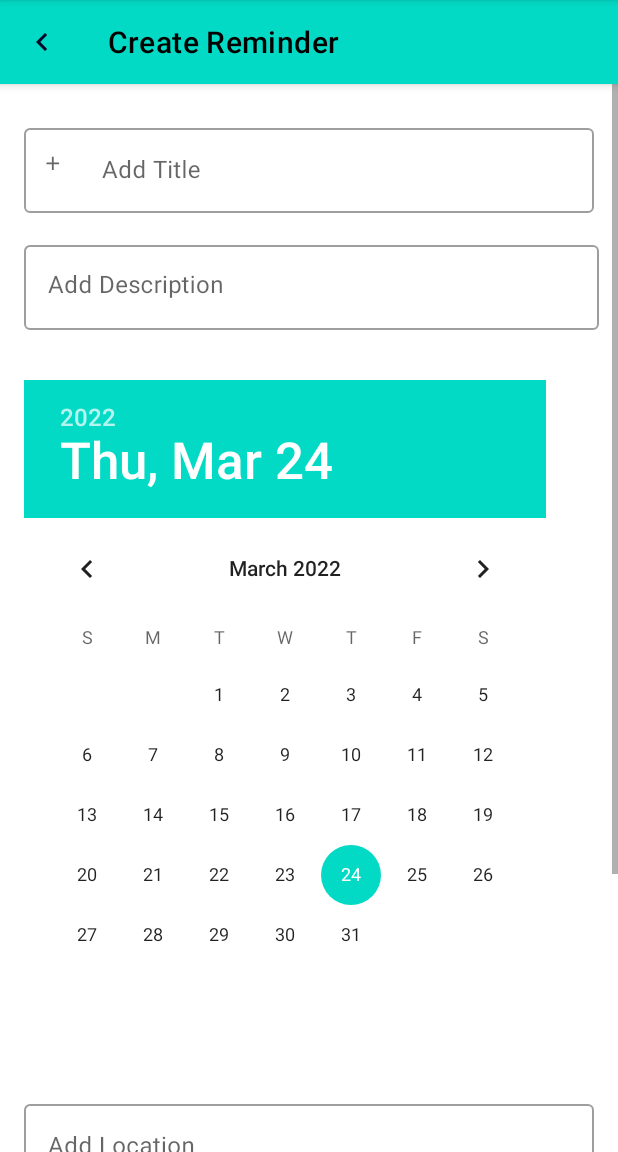
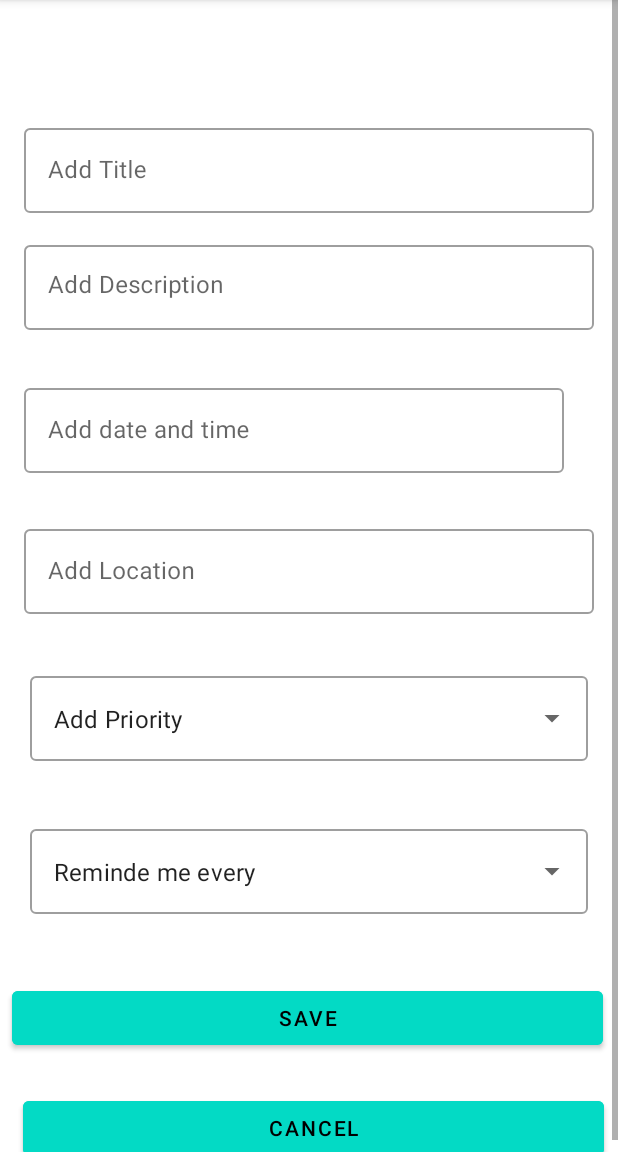
Before and after one commit to gunishkatar/StreamlineLife, an Android app: the CreateReminderFragment screen opened through its navigation route, on a phone screen of 412 x 824 dp, the part 84-1236 px from its top. Run offline under Robolectric (Android 15) with nearby library versions, the phone set to English and light mode, and no system bars; libraries missing offline, so code that uses them is left out: com.maltaisn.icondialog, com.maltaisn.iconpack; 8 statements that could not run were skipped.

Commit message:
added add group

```diff
--- a/app/build.gradle
+++ b/app/build.gradle
@@ -32,7 +32,6 @@ android {
 }
 
 dependencies {
-
     implementation 'androidx.core:core-ktx:1.7.0'
     implementation 'androidx.appcompat:appcompat:1.4.1'
     implementation 'com.google.android.material:material:1.5.0'
@@ -45,4 +44,8 @@ dependencies {
     androidTestImplementation 'androidx.test.ext:junit:1.1.3'
     androidTestImplementation 'androidx.test.espresso:espresso-core:3.4.0'
     implementation 'androidx.core:core-splashscreen:1.0.0-alpha01'
+    implementation 'com.github.duanhong169:colorpicker:1.1.6'
+    implementation "com.maltaisn:icondialog:3.3.0"
+    implementation "com.google.android.material:material:1.4.0"
+    implementation "com.maltaisn:iconpack-default:1.1.0"
 }
--- a/app/src/main/AndroidManifest.xml
+++ b/app/src/main/AndroidManifest.xml
@@ -7,7 +7,8 @@
         android:label="@string/app_name"
         android:roundIcon="@mipmap/ic_launcher_round"
         android:supportsRtl="true"
-        android:theme="@style/Theme.StreamlineLife" >
+        android:theme="@style/Theme.StreamlineLife"
+        android:usesCleartextTraffic="true">
         <activity
             android:name=".SplashScreenActivity"
             android:theme="@style/SplashTheme"
--- a/app/src/main/java/com/example/streamlinelife/CreateReminderFragment.kt
+++ b/app/src/main/java/com/example/streamlinelife/CreateReminderFragment.kt
@@ -1,14 +1,16 @@
 package com.example.streamlinelife
 
+import android.app.DatePickerDialog
 import android.os.Bundle
+import android.text.InputType
 import android.view.*
-import android.widget.ArrayAdapter
-import android.widget.AutoCompleteTextView
-import android.widget.DatePicker
-import android.widget.TextView
+import android.widget.*
+import androidx.appcompat.widget.Toolbar
 import androidx.fragment.app.Fragment
-import androidx.appcompat.widget.Toolbar
 import androidx.navigation.fragment.findNavController
+import com.google.android.material.snackbar.Snackbar
+import java.util.*
+
 
 // TODO: Rename parameter arguments, choose names that match
 // the fragment initialization parameters, e.g. ARG_ITEM_NUMBER
@@ -20,6 +22,8 @@ private const val ARG_PARAM2 = "param2"
  * Use the [CreateReminderFragment.newInstance] factory method to
  * create an instance of this fragment.
  */
+// Reference : https://stackoverflow.com/questions/30978457/how-to-show-snackbar-when-activity-starts
+
 class CreateReminderFragment : Fragment() {
     // TODO: Rename and change types of parameters
     private var param1: String? = null
@@ -43,6 +47,7 @@ class CreateReminderFragment : Fragment() {
     }
 
     override fun onViewCreated(view: View, savedInstanceState: Bundle?) {
+        val db = DBSupport(view.context)
         super.onViewCreated(view, savedInstanceState)
         val reminderImportance = resources.getStringArray(R.array.reminder_importance)
         val arrayAdapter = ArrayAdapter(view.context, R.layout.dropdown_item, reminderImportance)
@@ -53,17 +58,57 @@ class CreateReminderFragment : Fragment() {
         val arrayAdapterForOccurrence = ArrayAdapter(view.context, R.layout.dropdown_item, reminderOccurrence)
         val autocompleteRO = view.findViewById<AutoCompleteTextView>(R.id.autoCompleteTextViewRO)
         autocompleteRO.setAdapter(arrayAdapterForOccurrence)
+        val parentLayout: View = view.findViewById(R.id.createReminderFragment)
+
         val toolBar = view.findViewById<Toolbar>(R.id.topAppBarCreateReminderFragment)
 
         val reminderTitleInputField = view.findViewById<TextView>(R.id.reminderTitleInputField)
         val reminderDescriptionInputField = view.findViewById<TextView>(R.id.reminderDescriptionInputField)
-        val reminderDateInputField = view.findViewById<DatePicker>(R.id.reminderDateInputField)
+        val reminderDateInputField = view.findViewById<TextView>(R.id.reminderDateInputField)
         val locationInputField = view.findViewById<TextView>(R.id.locationInputField)
         val reminderPriority = view.findViewById<AutoCompleteTextView>(R.id.reminderPriority)
         val reminderOccurrenceInput = view.findViewById<AutoCompleteTextView>(R.id.autoCompleteTextViewRO)
 
-        toolBar.setNavigationOnClickListener {
+        // Reference : https://stackoverflow.com/questions/51646283/date-picker-dialog-not-showing-in-android-fragment
+        reminderDateInputField.setInputType(InputType.TYPE_NULL);
+        reminderDateInputField.setKeyListener(null);
+        val c = Calendar.getInstance();
+        val mYear = c.get(Calendar.YEAR);
+        val mMonth = c.get(Calendar.MONTH);
+        val mDay = c.get(Calendar.DAY_OF_MONTH);
+        reminderDateInputField.setOnClickListener {
+            val datePickerDialog = DatePickerDialog(
+                view.context,
+                { view, year, monthOfYear, dayOfMonth ->
+                    val month =
+                        monthOfYear + 1 // month count given less one e.g. august then give month no 7
+                    var dayStr = dayOfMonth.toString()
+                    var monthStr = month.toString()
+                    if (dayStr.length == 1) dayStr = "0$dayStr"
+                    if (monthStr.length == 1) monthStr = "0$monthStr"
+
+                    // dd/mm/yyyy format set.
+                    reminderDateInputField.text = "$dayStr/$monthStr/$year"
+                }, mYear, mMonth, mDay
+            )
+            datePickerDialog.show()
+        }
+        view.findViewById<Button>(R.id.cancel_button).setOnClickListener {
             findNavController().navigate(R.id.action_createReminderFragment_to_homePage)
+        }
+
+        view.findViewById<Button>(R.id.saveReminder).setOnClickListener {
+//            .setAction("CLOSE",  View.OnClickListener {
+//                })
+            if(reminderTitleInputField.toString()==null){
+                Snackbar.make(parentLayout, "Please add reminder title", Snackbar.LENGTH_LONG).show()
+            }
+            var createReminderSuccess = db.addReminder(reminderTitleInputField.toString(),reminderDescriptionInputField.toString(),reminderDateInputField.toString(),
+                locationInputField.toString(),1,1,"test",1);
+            if(createReminderSuccess){
+                Snackbar.make(parentLayout, "Reminder Created Successfully", Snackbar.LENGTH_LONG).show()
+                findNavController().navigate(R.id.action_createReminderFragment_to_homePage)
+            }
         }
     }
 
--- a/app/src/main/java/com/example/streamlinelife/DBSupport.kt
+++ b/app/src/main/java/com/example/streamlinelife/DBSupport.kt
@@ -26,7 +26,7 @@ import java.util.ArrayList
 
 class DBSupport(context: Context) : SQLiteOpenHelper(context, DATABASE_NAME, null, DATABASE_VERSION) {
 
-    companion object DatabaseCompanion {
+    companion object {
 
         // Database constants
         private const val DATABASE_NAME = "STREAMLINE_LIFE"
--- a/app/src/main/java/com/example/streamlinelife/HomePage.kt
+++ b/app/src/main/java/com/example/streamlinelife/HomePage.kt
@@ -7,6 +7,7 @@ import android.view.View
 import android.view.ViewGroup
 import android.widget.Button
 import androidx.navigation.fragment.findNavController
+import com.google.android.material.floatingactionbutton.FloatingActionButton
 
 // TODO: Rename parameter arguments, choose names that match
 // the fragment initialization parameters, e.g. ARG_ITEM_NUMBER
@@ -41,7 +42,10 @@ class HomePage : Fragment() {
 
     override fun onViewCreated(view: View, savedInstanceState: Bundle?) {
         super.onViewCreated(view, savedInstanceState)
-
+        //addGroupInHomePage
+        view.findViewById<FloatingActionButton>(R.id.addGroupInHomePage).setOnClickListener {
+            findNavController().navigate(R.id.action_homePage_to_createGroupFragment)
+        }
         view.findViewById<Button>(R.id.createReminderInHomePage).setOnClickListener {
             findNavController().navigate(R.id.action_homePage_to_createReminderFragment)
         }
--- a/app/src/main/java/com/example/streamlinelife/MainActivity.kt
+++ b/app/src/main/java/com/example/streamlinelife/MainActivity.kt
@@ -13,6 +13,9 @@ import androidx.core.view.GravityCompat
 import androidx.drawerlayout.widget.DrawerLayout
 import com.google.android.material.navigation.NavigationView
 import androidx.appcompat.widget.Toolbar
+import com.maltaisn.icondialog.pack.IconPack
+import com.maltaisn.icondialog.pack.IconPackLoader
+import com.maltaisn.iconpack.defaultpack.createDefaultIconPack
 
 class MainActivity : AppCompatActivity(), NavigationView.OnNavigationItemSelectedListener {
     /**
@@ -25,7 +28,7 @@ class MainActivity : AppCompatActivity(), NavigationView.OnNavigationItemSelecte
     private lateinit var drawerlayout: DrawerLayout
     private lateinit var actionbar: ActionBarDrawerToggle
     private lateinit var navigation_menu: NavigationView
-
+    var iconPack: IconPack? = null
     override fun onCreate(savedInstanceState: Bundle?) {
         super.onCreate(savedInstanceState)
         setContentView(R.layout.activity_main)
@@ -38,6 +41,17 @@ class MainActivity : AppCompatActivity(), NavigationView.OnNavigationItemSelecte
 
         navigation_menu = findViewById(R.id.navigationbar)
         navigation_menu.setNavigationItemSelectedListener(this)
+        loadIconPack()
+    }
+    private fun loadIconPack() {
+        // Create an icon pack loader with application context.
+        val loader = IconPackLoader(this)
+
+        // Create an icon pack and load all drawables.
+        val iconPack = createDefaultIconPack(loader)
+        iconPack.loadDrawables(loader.drawableLoader)
+
+        this.iconPack = iconPack
     }
 
     /**
--- a/app/src/main/res/layout/fragment_create_reminder.xml
+++ b/app/src/main/res/layout/fragment_create_reminder.xml
@@ -6,25 +6,6 @@
     android:layout_width="match_parent"
     android:layout_height="match_parent"
     tools:context=".CreateReminderFragment">
-
-    <com.google.android.material.appbar.AppBarLayout
-        android:id="@+id/appBarLayoutCreateReminder"
-        android:layout_width="match_parent"
-        android:layout_height="wrap_content"
-        app:layout_constraintEnd_toEndOf="parent"
-        app:layout_constraintStart_toStartOf="parent"
-        app:layout_constraintTop_toTopOf="parent">
-
-        <com.google.android.material.appbar.MaterialToolbar
-            android:id="@+id/topAppBarCreateReminderFragment"
-            style="@style/Widget.MaterialComponents.Toolbar.Primary"
-            android:layout_width="match_parent"
-            android:layout_height="?attr/actionBarSize"
-            app:navigationIcon="@drawable/ic_baseline_chevron_left_24"
-            app:title="@string/create_reminder_fragment_title" />
-
-    </com.google.android.material.appbar.AppBarLayout>
-
     <ScrollView
         android:id="@+id/scrollView"
         android:layout_width="0dp"
@@ -52,8 +33,7 @@
                 app:endIconMode="clear_text"
                 app:layout_constraintEnd_toEndOf="parent"
                 app:layout_constraintStart_toStartOf="parent"
-                app:layout_constraintTop_toBottomOf="@+id/appBarLayoutCreateReminder"
-                app:startIconDrawable="@drawable/ic_baseline_add_24">
+                app:layout_constraintTop_toBottomOf="@+id/appBarLayoutCreateReminder">
 
                 <com.google.android.material.textfield.TextInputEditText
                     android:id="@+id/reminderTitleInputField"
@@ -65,7 +45,7 @@
             <com.google.android.material.textfield.TextInputLayout
                 android:id="@+id/reminder_description"
                 style="@style/Widget.MaterialComponents.TextInputLayout.OutlinedBox"
-                android:layout_width="383dp"
+                android:layout_width="match_parent"
                 android:layout_height="63dp"
                 android:layout_marginStart="16dp"
                 android:layout_marginTop="16dp"
@@ -92,7 +72,7 @@
                 android:id="@+id/reminder_date"
                 style="@style/Widget.MaterialComponents.TextInputLayout.OutlinedBox"
                 android:layout_width="360dp"
-                android:layout_height="445dp"
+                android:layout_height="wrap_content"
                 android:layout_marginStart="16dp"
                 android:layout_marginTop="16dp"
                 android:layout_marginEnd="16dp"
@@ -105,14 +85,11 @@
                 app:layout_constraintTop_toBottomOf="@+id/reminder_description"
                 app:layout_constraintVertical_bias="0.019">
 
-                <DatePicker
+                <com.google.android.material.textfield.TextInputEditText
                     android:id="@+id/reminderDateInputField"
-                    android:layout_width="379dp"
-                    android:layout_height="wrap_content"
-                    android:layout_marginTop="0dp"
-                    android:datePickerMode="calendar" />
+                    android:layout_width="match_parent"
+                    android:layout_height="wrap_content"/>
             </com.google.android.material.textfield.TextInputLayout>
-
 
             <com.google.android.material.textfield.TextInputLayout
                 android:id="@+id/reminder_location"
@@ -179,6 +156,39 @@
                     android:text="@string/remind_me"
                     />
             </com.google.android.material.textfield.TextInputLayout>
+
+            <Button
+                android:id="@+id/saveReminder"
+                android:layout_width="match_parent"
+                android:layout_height="wrap_content"
+                android:layout_marginStart="8dp"
+                android:layout_marginTop="25dp"
+                android:layout_marginEnd="10dp"
+                android:layout_weight="1"
+                android:backgroundTint="@color/teal_200"
+                android:text="@string/save_reminder"
+                app:layout_constraintEnd_toEndOf="parent"
+                app:layout_constraintStart_toStartOf="parent"
+                app:layout_constraintTop_toBottomOf="@+id/autoCompleteTextViewRO"
+                android:layout_toLeftOf="@+id/cancel_button"
+                tools:ignore="MissingConstraints" />
+
+            <Button
+                android:id="@+id/cancel_button"
+                android:layout_width="match_parent"
+                android:layout_height="wrap_content"
+                android:layout_marginTop="25dp"
+                android:layout_marginStart="15dp"
+                android:layout_marginEnd="9dp"
+                android:backgroundTint="@color/teal_200"
+                android:text="@string/cancel"
+                android:layout_weight="1"
+                app:layout_constraintEnd_toEndOf="parent"
+                app:layout_constraintStart_toStartOf="@+id/saveReminder"
+                app:layout_constraintTop_toBottomOf="@+id/autoCompleteTextViewRO"
+                android:layout_toRightOf="@+id/saveReminder"
+                tools:ignore="MissingConstraints" />
+
         </LinearLayout>
     </ScrollView>
 </androidx.constraintlayout.widget.ConstraintLayout>
--- a/app/src/main/res/navigation/navigation_graph.xml
+++ b/app/src/main/res/navigation/navigation_graph.xml
@@ -12,6 +12,9 @@
         <action
             android:id="@+id/action_homePage_to_createReminderFragment"
             app:destination="@id/createReminderFragment" />
+        <action
+            android:id="@+id/action_homePage_to_createGroupFragment"
+            app:destination="@id/createGroupFragment" />
     </fragment>
 
     <fragment
@@ -33,4 +36,12 @@
         android:name="com.example.streamlinelife.CompletedPage"
         android:label="fragment_create_page"
         tools:layout="@layout/fragment_completed_page" />
+    <fragment
+        android:id="@+id/createGroupFragment"
+        android:name="com.example.streamlinelife.CreateGroupFragment"
+        android:label="CreateGroupFragment" >
+        <action
+            android:id="@+id/action_createGroupFragment_to_homePage"
+            app:destination="@id/homePage" />
+    </fragment>
 </navigation>
--- a/app/src/main/res/values/strings.xml
+++ b/app/src/main/res/values/strings.xml
@@ -68,5 +68,8 @@
     <string name="sort_by">sort by</string>
     <string name="add_reminder">add reminder</string>
     <string name="delete">delete</string>
+    <string name="save_reminder">save</string>
+    <string name="cancel">cancel</string>
+    <string name="group_name_field_hint">Add name</string>
 
 </resources>
```
Also changed, not shown: app/src/main/java/com/example/streamlinelife/CreateGroupFragment.kt (added, +155 -0 lines), app/src/main/res/layout/fragment_create_group.xml (added, +152 -0 lines), 1 other file.
